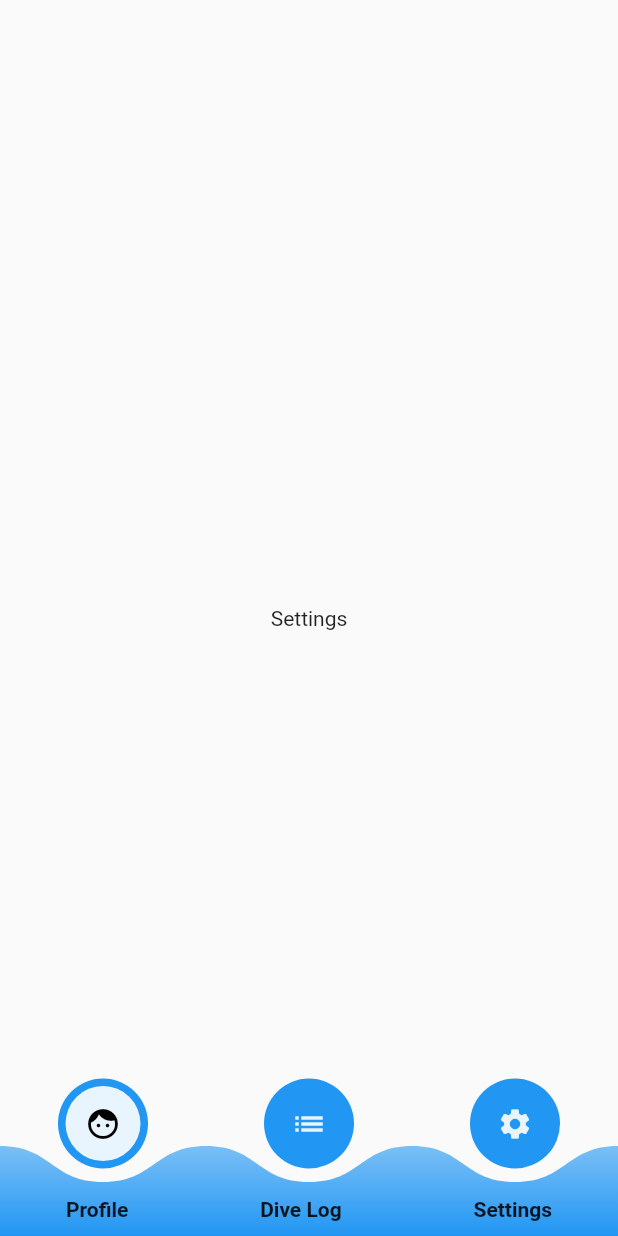
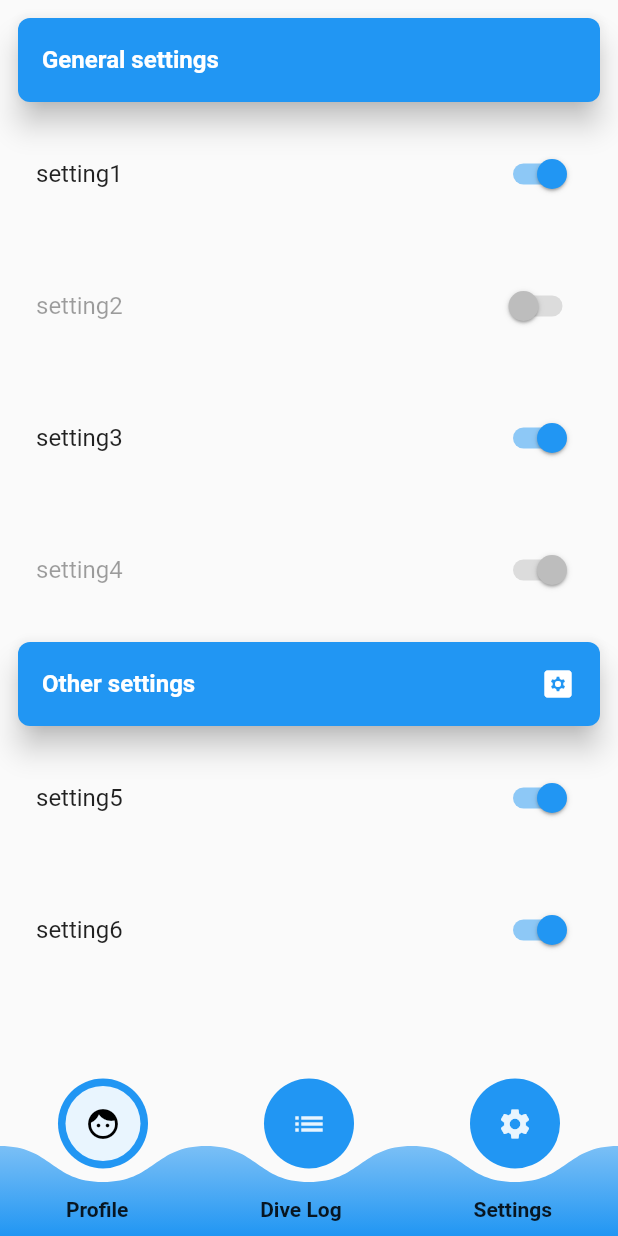
Before and after one commit to SimonHoulberg/diveapp, a Flutter app: the screen it shows after launch, swiped to page 3, on a phone screen of 412 x 824 dp. Run offline on Flutter 3.47's test engine with Material 2 defaults, Android fonts, the phone set to English and light mode, and no system bars; our stand-ins replace font_awesome_flutter, google_sign_in; missing offline and left inert: mock_data.

Commit message:
settings page layout

```diff
--- a/diveapp/lib/pages/SettingsPage.dart
+++ b/diveapp/lib/pages/SettingsPage.dart
@@ -1,11 +1,108 @@
 import 'package:flutter/material.dart';
+import 'package:font_awesome_flutter/font_awesome_flutter.dart';
 
 class SettingsPage extends StatelessWidget {
   @override
   Widget build(BuildContext context) {
-    return Container(
-      alignment: Alignment.center,
-      child: Text('Settings'),
+    return Theme(
+      isMaterialAppTheme: true,
+      data: ThemeData(
+        brightness: Brightness.light,
+      ),
+      child: Scaffold(
+        backgroundColor: null,
+        body: Stack(
+          fit: StackFit.expand,
+          children: <Widget>[
+            SingleChildScrollView(
+              padding: const EdgeInsets.all(8.0),
+              child: Column(
+                crossAxisAlignment: CrossAxisAlignment.start,
+                children: <Widget>[
+                  Card(
+                    elevation: 8.0,
+                    shape: RoundedRectangleBorder(
+                        borderRadius: BorderRadius.circular(8)),
+                    color: Theme.of(context).primaryColor,
+                    child: ListTile(
+                      title: Text(
+                        "General settings",
+                        style: TextStyle(
+                          color: Colors.white,
+                          fontWeight: FontWeight.bold,
+                        ),
+                      ),
+                    ),
+                  ),
+                  SwitchListTile(
+                    activeColor: Theme.of(context).primaryColor,
+                    contentPadding: const EdgeInsets.all(16),
+                    value: true,
+                    title: Text("setting1"),
+                    onChanged: (bool value) {
+                      value = !value;
+                    },
+                  ),
+                  SwitchListTile(
+                    activeColor: Theme.of(context).primaryColor,
+                    contentPadding: const EdgeInsets.all(16),
+                    value: false,
+                    title: Text("setting2"),
+                    onChanged: null,
+                  ),
+                  SwitchListTile(
+                    activeColor: Theme.of(context).primaryColor,
+                    contentPadding: const EdgeInsets.all(16),
+                    value: true,
+                    title: Text("setting3"),
+                    onChanged: (val) {},
+                  ),
+                  SwitchListTile(
+                    activeColor: Theme.of(context).primaryColor,
+                    contentPadding: const EdgeInsets.all(16),
+                    value: true,
+                    title: Text("setting4"),
+                    onChanged: null,
+                  ),
+                  Card(
+                    elevation: 8.0,
+                    shape: RoundedRectangleBorder(
+                        borderRadius: BorderRadius.circular(8)),
+                    color: Theme.of(context).primaryColor,
+                    child: ListTile(
+                      title: Text(
+                        "Other settings",
+                        style: TextStyle(
+                          color: Colors.white,
+                          fontWeight: FontWeight.bold,
+                        ),
+                      ),
+                      trailing: Icon(
+                        Icons.settings_applications_rounded,
+                        color: Colors.white,
+                      ),
+                    ),
+                  ),
+                  SwitchListTile(
+                    activeColor: Theme.of(context).primaryColor,
+                    contentPadding: const EdgeInsets.all(16),
+                    value: true,
+                    title: Text("setting5"),
+                    onChanged: (val) {},
+                  ),
+                  SwitchListTile(
+                    activeColor: Theme.of(context).primaryColor,
+                    contentPadding: const EdgeInsets.all(16),
+                    value: true,
+                    title: Text("setting6"),
+                    onChanged: (val) {},
+                  ),
+                ],
+              ),
+            ),
+          ],
+        ),
+      ),
     );
   }
 }
--- a/diveapp/pubspec.yaml
+++ b/diveapp/pubspec.yaml
@@ -22,6 +22,7 @@ environment:
 
 dependencies:
   mock_data: ^1.2.8
+  font_awesome_flutter: '>= 4.7.0'
   flutter:
     sdk: flutter
 
```
